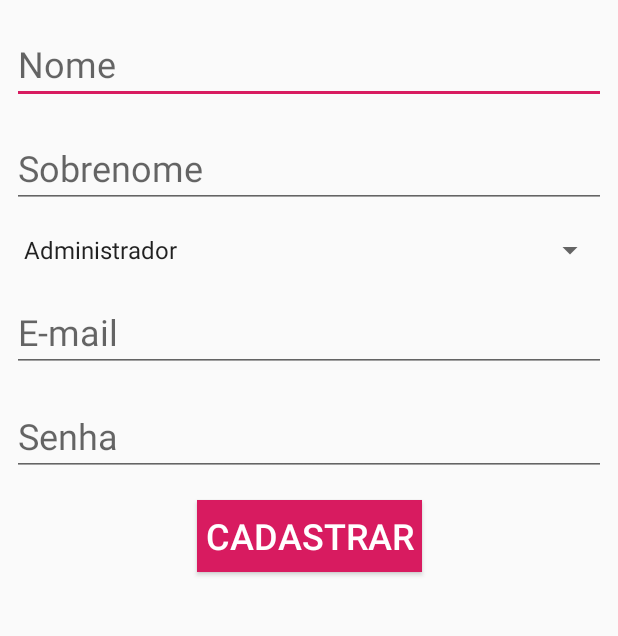
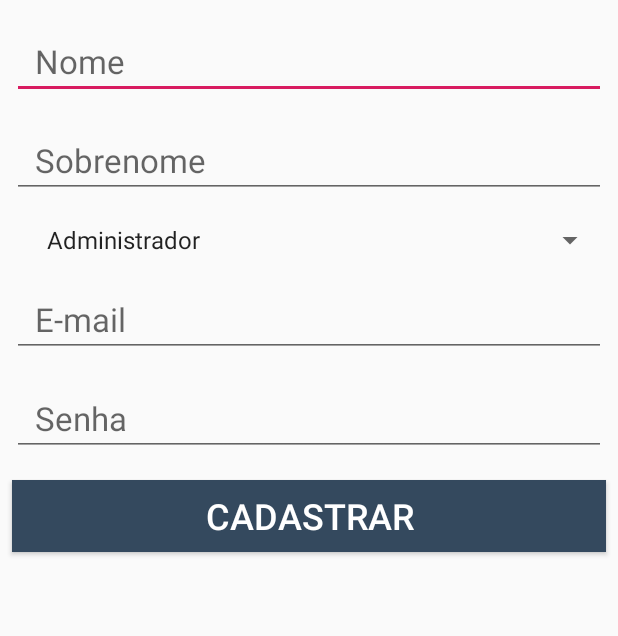
Before and after one commit to MathewsCoelho/Loja2, an Android app: the UserActivity screen opened directly, with no data from a screen before it, on a phone screen of 412 x 824 dp, the part 224-860 px from its top. Run offline under Robolectric (Android 15) with nearby library versions, the phone set to English and light mode, and no system bars; our stand-ins replace Firebase (no records; nobody signed in at launch, a user with empty details on screens opened directly).

Commit message:
Refactoring layouts

```diff
--- a/app/src/main/res/layout/activity_produto_detalhe.xml
+++ b/app/src/main/res/layout/activity_produto_detalhe.xml
@@ -65,7 +65,7 @@
         android:id="@+id/btComprarProduto"
         android:layout_width="142dp"
         android:layout_height="57dp"
-        android:background="@color/colorAccent"
+        android:background="#34495e"
         android:text="@string/bt_vender"
         android:textColor="@color/font_white"
         android:textSize="22sp"
--- a/app/src/main/res/layout/activity_user.xml
+++ b/app/src/main/res/layout/activity_user.xml
@@ -19,7 +19,9 @@
         android:ems="10"
         android:hint="@string/hint_nome_signup"
         android:inputType="text"
-        android:textSize="24sp"
+        android:paddingLeft="15dp"
+        android:paddingRight="15dp"
+        android:textSize="22sp"
         app:layout_constraintEnd_toEndOf="parent"
         app:layout_constraintHorizontal_bias="0.0"
         app:layout_constraintStart_toStartOf="parent"
@@ -37,7 +39,9 @@
         android:ems="10"
         android:hint="@string/hint_sobrenome_signup"
         android:inputType="text"
-        android:textSize="24sp"
+        android:paddingLeft="15dp"
+        android:paddingRight="15dp"
+        android:textSize="22sp"
         app:layout_constraintEnd_toEndOf="parent"
         app:layout_constraintHorizontal_bias="0.0"
         app:layout_constraintStart_toStartOf="parent"
@@ -53,10 +57,12 @@
         android:layout_marginEnd="8dp"
         android:layout_marginRight="8dp"
         android:ems="10"
+        android:entries="@array/function_arrays"
         android:inputType="text"
+        android:paddingLeft="15dp"
+        android:paddingRight="15dp"
         android:spinnerMode="dropdown"
-        android:textSize="24sp"
-        android:entries="@array/function_arrays"
+        android:textSize="22dp"
         app:layout_constraintEnd_toEndOf="parent"
         app:layout_constraintHorizontal_bias="0.0"
         app:layout_constraintStart_toStartOf="parent"
@@ -74,7 +80,9 @@
         android:ems="10"
         android:hint="@string/hint_login_signup"
         android:inputType="textEmailAddress"
-        android:textSize="24sp"
+        android:paddingLeft="15dp"
+        android:paddingRight="15dp"
+        android:textSize="22sp"
         app:layout_constraintEnd_toEndOf="parent"
         app:layout_constraintHorizontal_bias="0.0"
         app:layout_constraintStart_toStartOf="parent"
@@ -82,15 +90,15 @@
 
     <Button
         android:id="@+id/btCadastrar_signup"
-        android:layout_width="150dp"
+        android:layout_width="0dp"
         android:layout_height="wrap_content"
         android:layout_marginTop="16dp"
-        android:background="@color/colorAccent"
+        android:background="#34495e"
         android:text="@string/bt_cadastro"
         android:textColor="@color/font_white"
         android:textSize="24sp"
-        app:layout_constraintEnd_toEndOf="parent"
-        app:layout_constraintStart_toStartOf="parent"
+        app:layout_constraintEnd_toEndOf="@+id/etSenha_signup"
+        app:layout_constraintStart_toStartOf="@+id/etSenha_signup"
         app:layout_constraintTop_toBottomOf="@+id/etSenha_signup" />
 
     <EditText
@@ -101,7 +109,9 @@
         android:ems="10"
         android:hint="@string/hint_senha_signup"
         android:inputType="textPassword"
-        android:textSize="24sp"
+        android:paddingLeft="15dp"
+        android:paddingRight="15dp"
+        android:textSize="22sp"
         app:layout_constraintEnd_toEndOf="@+id/etFuncao_signup"
         app:layout_constraintHorizontal_bias="0.0"
         app:layout_constraintStart_toStartOf="@+id/etFuncao_signup"
--- a/app/src/main/res/layout/app_bar_main.xml
+++ b/app/src/main/res/layout/app_bar_main.xml
@@ -15,7 +15,7 @@
             android:id="@+id/toolbar"
             android:layout_width="match_parent"
             android:layout_height="?attr/actionBarSize"
-            android:background="?attr/colorPrimary"
+            android:background="#34495e"
             app:popupTheme="@style/AppTheme.PopupOverlay" />
 
     </android.support.design.widget.AppBarLayout>
--- a/app/src/main/res/values/strings.xml
+++ b/app/src/main/res/values/strings.xml
@@ -1,6 +1,6 @@
 <resources>
     <string name="app_name">Loja</string>
-    <string name="bt_logar">Logar</string>
+    <string name="bt_logar">Entrar</string>
     <string name="content_description_logo_da_empresa">logo da empresa</string>
     <string name="hint_email_login">email</string>
     <string name="hint_senha_login">senha</string>
```
Also changed, not shown: app/src/main/AndroidManifest.xml (+6 -5 lines), app/src/main/java/br/edu/ifsul/loja2/activity/CarrinhoActivity.java (+16 -7 lines), app/src/main/java/br/edu/ifsul/loja2/activity/ProdutoDetalheActivity.java (+16 -12 lines), app/src/main/res/layout/activity_login.xml (+20 -15 lines), app/src/main/res/layout/item_produto_adapter.xml (+13 -15 lines).
